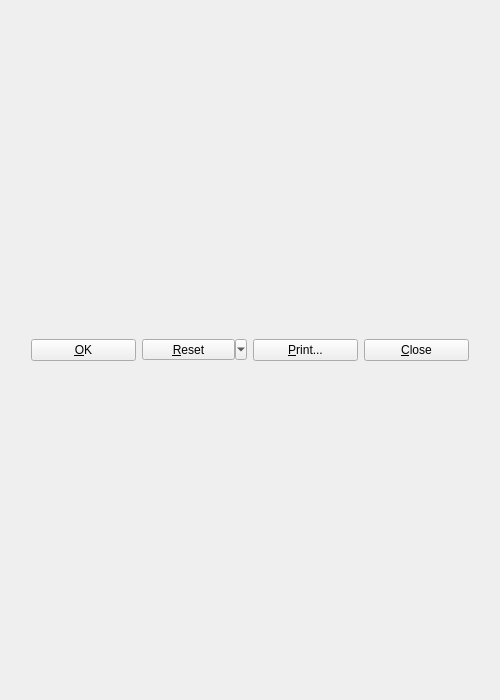
Before: the Qt Designer form UI/biblioteq_greyliteratureinfo.ui in textbrowser/biblioteq, drawn with Qt 5.
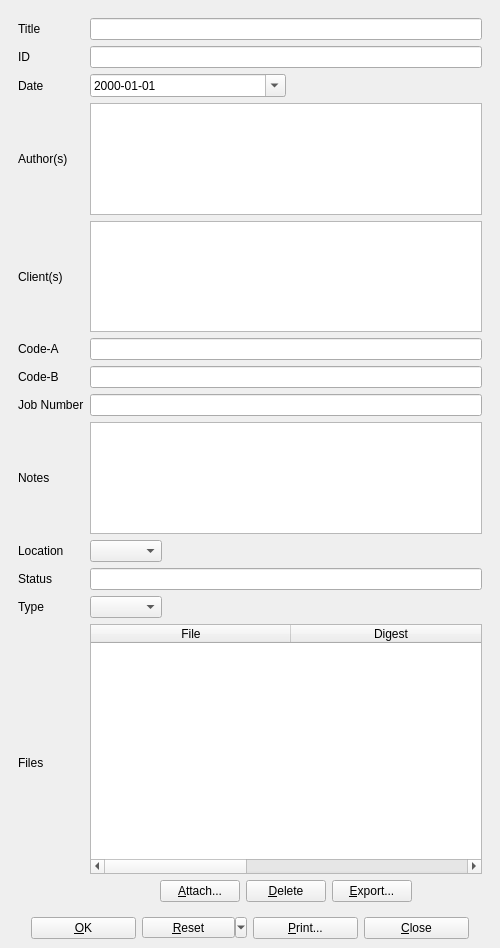
After: the same form once the commit is applied. Icons and pictures are not drawn. Custom widgets are drawn as their Qt base class.

Commit message: Grey literature.

Diff of the .ui file:
```diff
--- a/UI/biblioteq_greyliteratureinfo.ui
+++ b/UI/biblioteq_greyliteratureinfo.ui
@@ -7,7 +7,7 @@
     <x>0</x>
     <y>0</y>
     <width>500</width>
-    <height>700</height>
+    <height>948</height>
    </rect>
   </property>
   <property name="windowTitle">
@@ -19,6 +19,392 @@
   </property>
   <widget class="QWidget" name="centralwidget">
    <layout class="QVBoxLayout">
+    <item>
+     <widget class="QScrollArea" name="scrollArea">
+      <property name="frameShape">
+       <enum>QFrame::NoFrame</enum>
+      </property>
+      <property name="widgetResizable">
+       <bool>true</bool>
+      </property>
+      <widget class="QWidget" name="scrollAreaWidgetContents">
+       <property name="geometry">
+        <rect>
+         <x>0</x>
+         <y>0</y>
+         <width>482</width>
+         <height>897</height>
+        </rect>
+       </property>
+       <layout class="QGridLayout" name="gridLayout">
+        <item row="3" column="0">
+         <widget class="QLabel" name="label_6">
+          <property name="text">
+           <string>Author(s)</string>
+          </property>
+         </widget>
+        </item>
+        <item row="5" column="1">
+         <widget class="QLineEdit" name="code_a"/>
+        </item>
+        <item row="6" column="1">
+         <widget class="QLineEdit" name="code_b"/>
+        </item>
+        <item row="5" column="0">
+         <widget class="QLabel" name="label_9">
+          <property name="text">
+           <string>Code-A</string>
+          </property>
+         </widget>
+        </item>
+        <item row="4" column="1">
+         <widget class="biblioteq_hyperlinked_text_edit" name="client">
+          <property name="tabChangesFocus">
+           <bool>true</bool>
+          </property>
+          <property name="undoRedoEnabled">
+           <bool>true</bool>
+          </property>
+          <property name="readOnly">
+           <bool>false</bool>
+          </property>
+          <property name="textInteractionFlags">
+           <set>Qt::LinksAccessibleByKeyboard|Qt::LinksAccessibleByMouse|Qt::TextBrowserInteraction|Qt::TextEditable|Qt::TextEditorInteraction|Qt::TextSelectableByKeyboard|Qt::TextSelectableByMouse</set>
+          </property>
+          <property name="openLinks">
+           <bool>false</bool>
+          </property>
+         </widget>
+        </item>
+        <item row="10" column="1">
+         <widget class="QLineEdit" name="status"/>
+        </item>
+        <item row="0" column="0">
+         <widget class="QLabel" name="label">
+          <property name="text">
+           <string>Title</string>
+          </property>
+         </widget>
+        </item>
+        <item row="10" column="0">
+         <widget class="QLabel" name="label_11">
+          <property name="text">
+           <string>Status</string>
+          </property>
+         </widget>
+        </item>
+        <item row="1" column="0">
+         <widget class="QLabel" name="label_2">
+          <property name="text">
+           <string>ID</string>
+          </property>
+         </widget>
+        </item>
+        <item row="1" column="1">
+         <widget class="QLineEdit" name="id"/>
+        </item>
+        <item row="6" column="0">
+         <widget class="QLabel" name="label_10">
+          <property name="text">
+           <string>Code-B</string>
+          </property>
+         </widget>
+        </item>
+        <item row="3" column="1">
+         <widget class="biblioteq_hyperlinked_text_edit" name="author">
+          <property name="tabChangesFocus">
+           <bool>true</bool>
+          </property>
+          <property name="undoRedoEnabled">
+           <bool>true</bool>
+          </property>
+          <property name="readOnly">
+           <bool>false</bool>
+          </property>
+          <property name="textInteractionFlags">
+           <set>Qt::LinksAccessibleByKeyboard|Qt::LinksAccessibleByMouse|Qt::TextBrowserInteraction|Qt::TextEditable|Qt::TextEditorInteraction|Qt::TextSelectableByKeyboard|Qt::TextSelectableByMouse</set>
+          </property>
+          <property name="openLinks">
+           <bool>false</bool>
+          </property>
+         </widget>
+        </item>
+        <item row="11" column="0">
+         <widget class="QLabel" name="label_12">
+          <property name="text">
+           <string>Type</string>
+          </property>
+         </widget>
+        </item>
+        <item row="11" column="1">
+         <layout class="QHBoxLayout" name="_5">
+          <item>
+           <widget class="QComboBox" name="type">
+            <property name="sizeAdjustPolicy">
+             <enum>QComboBox::AdjustToContents</enum>
+            </property>
+           </widget>
+          </item>
+          <item>
+           <spacer>
+            <property name="orientation">
+             <enum>Qt::Horizontal</enum>
+            </property>
+            <property name="sizeHint" stdset="0">
+             <size>
+              <width>40</width>
+              <height>20</height>
+             </size>
+            </property>
+           </spacer>
+          </item>
+         </layout>
+        </item>
+        <item row="2" column="0">
+         <widget class="QLabel" name="label_8">
+          <property name="text">
+           <string>Date</string>
+          </property>
+         </widget>
+        </item>
+        <item row="4" column="0">
+         <widget class="QLabel" name="label_7">
+          <property name="text">
+           <string>Client(s)</string>
+          </property>
+         </widget>
+        </item>
+        <item row="9" column="0">
+         <widget class="QLabel" name="label_14">
+          <property name="text">
+           <string>Location</string>
+          </property>
+         </widget>
+        </item>
+        <item row="7" column="1">
+         <widget class="QLineEdit" name="job_number"/>
+        </item>
+        <item row="7" column="0">
+         <widget class="QLabel" name="label_13">
+          <property name="text">
+           <string>Job Number</string>
+          </property>
+         </widget>
+        </item>
+        <item row="9" column="1">
+         <layout class="QHBoxLayout" name="_6">
+          <item>
+           <widget class="QComboBox" name="location">
+            <property name="sizeAdjustPolicy">
+             <enum>QComboBox::AdjustToContents</enum>
+            </property>
+           </widget>
+          </item>
+          <item>
+           <spacer>
+            <property name="orientation">
+             <enum>Qt::Horizontal</enum>
+            </property>
+            <property name="sizeHint" stdset="0">
+             <size>
+              <width>40</width>
+              <height>20</height>
+             </size>
+            </property>
+           </spacer>
+          </item>
+         </layout>
+        </item>
+        <item row="8" column="1">
+         <widget class="biblioteq_hyperlinked_text_edit" name="notes">
+          <property name="tabChangesFocus">
+           <bool>true</bool>
+          </property>
+          <property name="undoRedoEnabled">
+           <bool>true</bool>
+          </property>
+          <property name="readOnly">
+           <bool>false</bool>
+          </property>
+          <property name="textInteractionFlags">
+           <set>Qt::LinksAccessibleByKeyboard|Qt::LinksAccessibleByMouse|Qt::TextBrowserInteraction|Qt::TextEditable|Qt::TextEditorInteraction|Qt::TextSelectableByKeyboard|Qt::TextSelectableByMouse</set>
+          </property>
+          <property name="openLinks">
+           <bool>false</bool>
+          </property>
+         </widget>
+        </item>
+        <item row="8" column="0">
+         <widget class="QLabel" name="label_15">
+          <property name="text">
+           <string>Notes</string>
+          </property>
+         </widget>
+        </item>
+        <item row="2" column="1">
+         <layout class="QHBoxLayout" name="_2">
+          <item>
+           <widget class="QDateEdit" name="date">
+            <property name="sizePolicy">
+             <sizepolicy hsizetype="Expanding" vsizetype="Fixed">
+              <horstretch>0</horstretch>
+              <verstretch>0</verstretch>
+             </sizepolicy>
+            </property>
+            <property name="minimumSize">
+             <size>
+              <width>150</width>
+              <height>0</height>
+             </size>
+            </property>
+            <property name="displayFormat">
+             <string>yyyy-MM-dd</string>
+            </property>
+            <property name="calendarPopup">
+             <bool>true</bool>
+            </property>
+           </widget>
+          </item>
+          <item>
+           <spacer>
+            <property name="orientation">
+             <enum>Qt::Horizontal</enum>
+            </property>
+            <property name="sizeHint" stdset="0">
+             <size>
+              <width>40</width>
+              <height>20</height>
+             </size>
+            </property>
+           </spacer>
+          </item>
+         </layout>
+        </item>
+        <item row="0" column="1">
+         <widget class="QLineEdit" name="title"/>
+        </item>
+        <item row="12" column="1">
+         <layout class="QVBoxLayout" name="verticalLayout_6">
+          <item>
+           <widget class="QTableWidget" name="files">
+            <property name="minimumSize">
+             <size>
+              <width>0</width>
+              <height>250</height>
+             </size>
+            </property>
+            <property name="alternatingRowColors">
+             <bool>true</bool>
+            </property>
+            <property name="selectionBehavior">
+             <enum>QAbstractItemView::SelectRows</enum>
+            </property>
+            <property name="horizontalScrollMode">
+             <enum>QAbstractItemView::ScrollPerPixel</enum>
+            </property>
+            <property name="sortingEnabled">
+             <bool>true</bool>
+            </property>
+            <attribute name="horizontalHeaderDefaultSectionSize">
+             <number>200</number>
+            </attribute>
+            <attribute name="horizontalHeaderShowSortIndicator" stdset="0">
+             <bool>true</bool>
+            </attribute>
+            <attribute name="horizontalHeaderStretchLastSection">
+             <bool>true</bool>
+            </attribute>
+            <column>
+             <property name="text">
+              <string>File</string>
+             </property>
+            </column>
+            <column>
+             <property name="text">
+              <string>Digest</string>
+             </property>
+            </column>
+            <column>
+             <property name="text">
+              <string>Compressed Size</string>
+             </property>
+            </column>
+            <column>
+             <property name="text">
+              <string>Description</string>
+             </property>
+            </column>
+            <column>
+             <property name="text">
+              <string>myoid</string>
+             </property>
+            </column>
+           </widget>
+          </item>
+          <item>
+           <layout class="QHBoxLayout" name="horizontalLayout_7">
+            <item>
+             <spacer name="horizontalSpacer_7">
+              <property name="orientation">
+               <enum>Qt::Horizontal</enum>
+              </property>
+              <property name="sizeHint" stdset="0">
+               <size>
+                <width>40</width>
+                <height>20</height>
+               </size>
+              </property>
+             </spacer>
+            </item>
+            <item>
+             <widget class="QPushButton" name="attach_files">
+              <property name="text">
+               <string>&amp;Attach...</string>
+              </property>
+             </widget>
+            </item>
+            <item>
+             <widget class="QPushButton" name="delete_files">
+              <property name="text">
+               <string>&amp;Delete</string>
+              </property>
+             </widget>
+            </item>
+            <item>
+             <widget class="QPushButton" name="export_files">
+              <property name="text">
+               <string>&amp;Export...</string>
+              </property>
+             </widget>
+            </item>
+            <item>
+             <spacer name="horizontalSpacer_8">
+              <property name="orientation">
+               <enum>Qt::Horizontal</enum>
+              </property>
+              <property name="sizeHint" stdset="0">
+               <size>
+                <width>40</width>
+                <height>20</height>
+               </size>
+              </property>
+             </spacer>
+            </item>
+           </layout>
+          </item>
+         </layout>
+        </item>
+        <item row="12" column="0">
+         <widget class="QLabel" name="label_16">
+          <property name="text">
+           <string>Files</string>
+          </property>
+         </widget>
+        </item>
+       </layout>
+      </widget>
+     </widget>
+    </item>
     <item>
      <layout class="QHBoxLayout">
       <item>
@@ -125,6 +511,13 @@
    </layout>
   </widget>
  </widget>
+ <customwidgets>
+  <customwidget>
+   <class>biblioteq_hyperlinked_text_edit</class>
+   <extends>QTextBrowser</extends>
+   <header>biblioteq_hyperlinked_text_edit.h</header>
+  </customwidget>
+ </customwidgets>
  <tabstops>
   <tabstop>okButton</tabstop>
   <tabstop>resetButton</tabstop>
```
Left out of the diff: 17 changed lines with no effect on the pictures.
